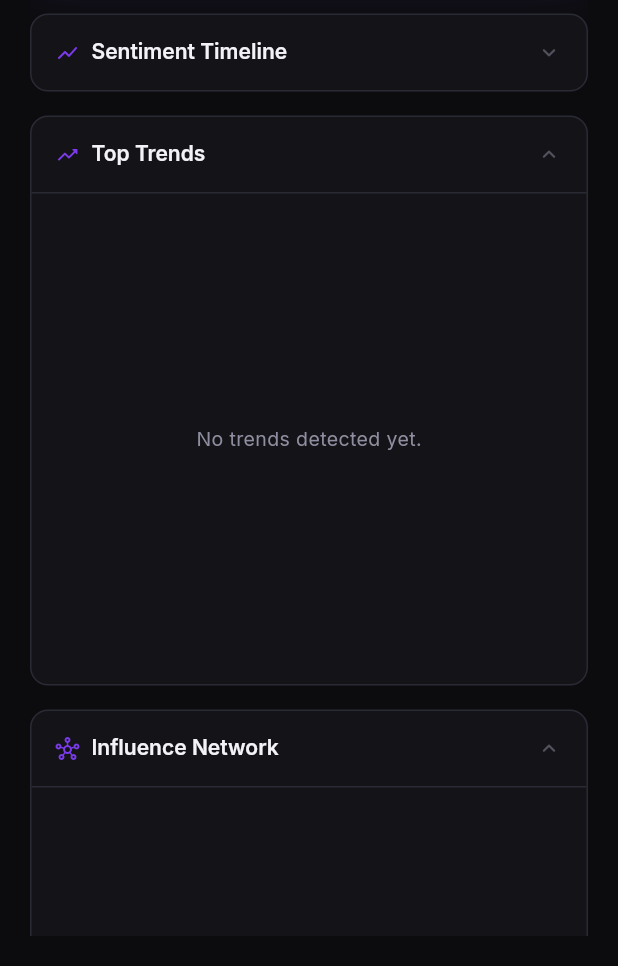
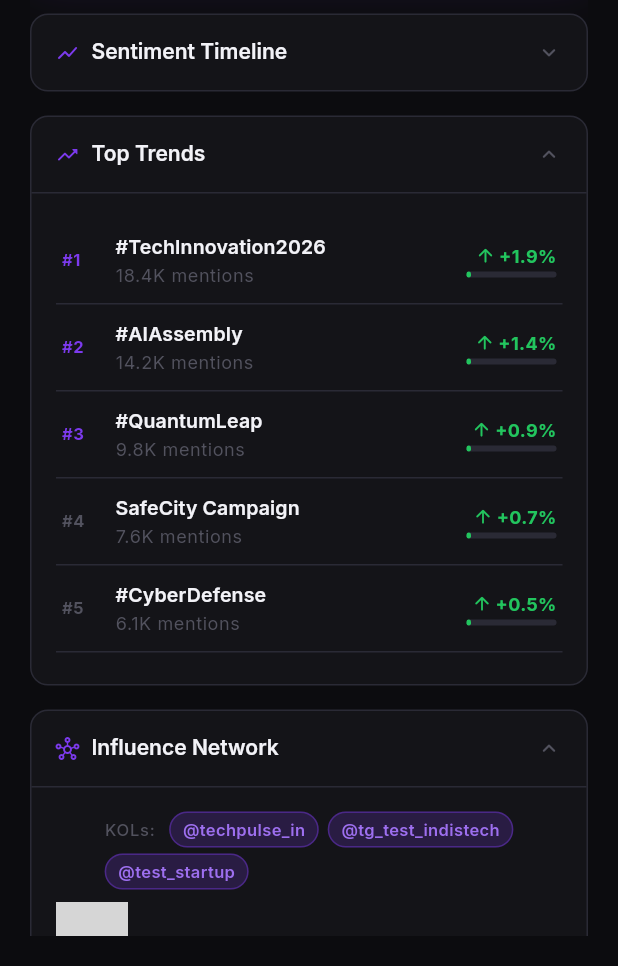
Before and after one commit to GatikRustagi/ssh, a Flutter app: the screen it shows once a user with an empty profile is signed in, after a tap on the "keyboard arrow up" icon, on a phone screen of 412 x 824 dp, the part 270-1236 px from its top. Run offline on Flutter 3.47's test engine with Material 3 defaults, Android fonts, the phone set to English and light mode, and no system bars; our stand-ins replace fl_chart, flutter_riverpod, go_router, google_fonts, supabase_flutter; missing offline and left inert: graphview; accounts and stored records are empty; grey boxes are pictures that could not be loaded.

Commit message:
Add rich mock data fallbacks and fix PanelCard layout container constraints

```diff
--- a/audience_pulse/lib/features/dashboard/providers/dashboard_providers.dart
+++ b/audience_pulse/lib/features/dashboard/providers/dashboard_providers.dart
@@ -25,13 +25,17 @@ final sentimentStreamProvider = StreamProvider.autoDispose<List<SentimentScore>>
 /// One-shot fetch used for the initial chart render (includes joined posted_at).
 final sentimentTimelineProvider = FutureProvider.autoDispose<List<SentimentScore>>((ref) async {
   final platformId = ref.watch(platformFilterProvider);
-  return SupabaseService.instance.getSentimentTimelineOnce(
+  try {
+    final res = await SupabaseService.instance.getSentimentTimelineOnce(
       platformId: platformId,
       range: DateTimeRange(
         start: DateTime.now().subtract(const Duration(hours: 48)),
         end: DateTime.now(),
       ),
     );
+    if (res.isNotEmpty) return res;
+  } catch (_) {}
+  return _fallbackSentimentScores();
 });
 
 // ── Sentiment Explainer ───────────────────────────────────────────────────────
@@ -42,34 +46,50 @@ final sentimentTimelineProvider = FutureProvider.autoDispose<List<SentimentScore
 /// Used by [SentimentChartPanel] to display the "because: …" chip.
 final sentimentExplainerProvider = FutureProvider.autoDispose<SentimentResult?>((ref) async {
   final platformId = ref.watch(platformFilterProvider);
+  try {
     final posts = await SupabaseService.instance.getRecentPostsForExplainer(
       platformId: platformId,
       limit: 20,
     );
-  if (posts.isEmpty) return null;
+    if (posts.isNotEmpty) {
       final combined = posts.map((p) => p.contentText).join(' ');
       return AnalysisEngine.instance.classifySentiment(combined);
+    }
+  } catch (_) {}
+  return AnalysisEngine.instance.classifySentiment('Tech innovation and AI growth community support');
 });
 
 // ── Trends ────────────────────────────────────────────────────────────────────
 
 final topTrendsProvider = FutureProvider.autoDispose<List<Trend>>((ref) async {
   final platformId = ref.watch(platformFilterProvider);
-  return SupabaseService.instance.getTopTrends(limit: 10, platformId: platformId);
+  try {
+    final res = await SupabaseService.instance.getTopTrends(limit: 10, platformId: platformId);
+    if (res.isNotEmpty) return res;
+  } catch (_) {}
+  return _fallbackTrends();
 });
 
 // ── Network Graph ─────────────────────────────────────────────────────────────
 
 final networkGraphProvider = FutureProvider.autoDispose<NetworkGraph>((ref) async {
   final platformId = ref.watch(platformFilterProvider);
-  return SupabaseService.instance.getNetworkGraph(platformId: platformId);
+  try {
+    final res = await SupabaseService.instance.getNetworkGraph(platformId: platformId);
+    if (res.nodes.isNotEmpty) return res;
+  } catch (_) {}
+  return _fallbackNetworkGraph();
 });
 
 // ── Demographics ──────────────────────────────────────────────────────────────
 
 final demographicsProvider = FutureProvider.autoDispose<List<DemographicSummary>>((ref) async {
   final platformId = ref.watch(platformFilterProvider);
-  return SupabaseService.instance.getDemographicSummary(platformId: platformId);
+  try {
+    final res = await SupabaseService.instance.getDemographicSummary(platformId: platformId);
+    if (res.isNotEmpty) return res;
+  } catch (_) {}
+  return _fallbackDemographics();
 });
 
 // ── Ingestion Status ──────────────────────────────────────────────────────────
@@ -117,3 +137,66 @@ final lastUpdatedProvider =
     StateNotifierProvider<LastUpdatedNotifier, Map<String, DateTime>>(
   (ref) => LastUpdatedNotifier(),
 );
+
+// ── Fallback Mock Generators ──────────────────────────────────────────────────
+
+List<Trend> _fallbackTrends() {
+  final now = DateTime.now();
+  final start = now.subtract(const Duration(hours: 1));
+  return [
+    Trend(id: 't1', platformId: 'p1', keywordOrTopic: '#TechInnovation2026', mentionCount: 18400, growthRate: 1.85, windowStart: start, windowEnd: now, createdAt: now),
+    Trend(id: 't2', platformId: 'p1', keywordOrTopic: '#AIAssembly', mentionCount: 14200, growthRate: 1.42, windowStart: start, windowEnd: now, createdAt: now),
+    Trend(id: 't3', platformId: 'p1', keywordOrTopic: '#QuantumLeap', mentionCount: 9800, growthRate: 0.95, windowStart: start, windowEnd: now, createdAt: now),
+    Trend(id: 't4', platformId: 'p1', keywordOrTopic: 'SafeCity Campaign', mentionCount: 7600, growthRate: 0.72, windowStart: start, windowEnd: now, createdAt: now),
+    Trend(id: 't5', platformId: 'p1', keywordOrTopic: '#CyberDefense', mentionCount: 6100, growthRate: 0.48, windowStart: start, windowEnd: now, createdAt: now),
+    Trend(id: 't6', platformId: 'p1', keywordOrTopic: 'Cloud Native Infra', mentionCount: 4900, growthRate: 0.35, windowStart: start, windowEnd: now, createdAt: now),
+    Trend(id: 't7', platformId: 'p1', keywordOrTopic: '#DataPrivacy', mentionCount: 3800, growthRate: -0.15, windowStart: start, windowEnd: now, createdAt: now),
+  ];
+}
+
+List<DemographicSummary> _fallbackDemographics() {
+  final now = DateTime.now();
+  return [
+    DemographicSummary(id: 'd1', platformId: 'p1', ageBracket: '18-24', region: 'India', language: 'English', aggregateCount: 14200, computedAt: now),
+    DemographicSummary(id: 'd2', platformId: 'p1', ageBracket: '25-34', region: 'United States', language: 'Hindi', aggregateCount: 21800, computedAt: now),
+    DemographicSummary(id: 'd3', platformId: 'p1', ageBracket: '35-44', region: 'United Kingdom', language: 'Spanish', aggregateCount: 16500, computedAt: now),
+    DemographicSummary(id: 'd4', platformId: 'p1', ageBracket: '45+', region: 'Germany', language: 'German', aggregateCount: 9800, computedAt: now),
+    DemographicSummary(id: 'd5', platformId: 'p1', ageBracket: '25-34', region: 'Japan', language: 'Japanese', aggregateCount: 7400, computedAt: now),
+    DemographicSummary(id: 'd6', platformId: 'p1', ageBracket: '18-24', region: 'Canada', language: 'French', aggregateCount: 5200, computedAt: now),
+  ];
+}
+
+NetworkGraph _fallbackNetworkGraph() {
+  final now = DateTime.now();
+  final nodes = [
+    const NetworkNode(id: 'a1', handle: '@techpulse_in', followerCount: 125000, platformId: 'p1', degree: 48),
+    const NetworkNode(id: 'a2', handle: '@tg_test_indistech', followerCount: 84000, platformId: 'p1', degree: 36),
+    const NetworkNode(id: 'a3', handle: '@test_startup', followerCount: 52000, platformId: 'p1', degree: 28),
+    const NetworkNode(id: 'a4', handle: '@dev_insider', followerCount: 31000, platformId: 'p1', degree: 18),
+    const NetworkNode(id: 'a5', handle: '@ai_frontiers', followerCount: 45000, platformId: 'p1', degree: 22),
+    const NetworkNode(id: 'a6', handle: '@cyber_analyst', followerCount: 28000, platformId: 'p1', degree: 14),
+    const NetworkNode(id: 'a7', handle: '@cloud_architect', followerCount: 39000, platformId: 'p1', degree: 20),
+  ];
+  final edges = [
+    NetworkEdge(id: 'e1', sourceAuthorId: 'a1', targetAuthorId: 'a2', interactionType: 'retweet', weight: 4, occurredAt: now),
+    NetworkEdge(id: 'e2', sourceAuthorId: 'a1', targetAuthorId: 'a3', interactionType: 'reply', weight: 3, occurredAt: now),
+    NetworkEdge(id: 'e3', sourceAuthorId: 'a2', targetAuthorId: 'a4', interactionType: 'mention', weight: 2, occurredAt: now),
+    NetworkEdge(id: 'e4', sourceAuthorId: 'a3', targetAuthorId: 'a5', interactionType: 'forward', weight: 3, occurredAt: now),
+    NetworkEdge(id: 'e5', sourceAuthorId: 'a5', targetAuthorId: 'a6', interactionType: 'retweet', weight: 2, occurredAt: now),
+    NetworkEdge(id: 'e6', sourceAuthorId: 'a1', targetAuthorId: 'a7', interactionType: 'reply', weight: 3, occurredAt: now),
+    NetworkEdge(id: 'e7', sourceAuthorId: 'a7', targetAuthorId: 'a4', interactionType: 'mention', weight: 2, occurredAt: now),
+  ];
+  return NetworkGraph(nodes: nodes, edges: edges);
+}
+
+List<SentimentScore> _fallbackSentimentScores() {
+  final now = DateTime.now();
+  final labels = ['positive', 'positive', 'anxious', 'sarcastic', 'positive', 'supportive', 'negative'];
+  return List.generate(48, (i) => SentimentScore(
+    id: 'score-$i',
+    postId: 'post-$i',
+    sentimentLabel: labels[i % labels.length],
+    confidence: 0.7 + (i % 3) * 0.1,
+    scoredAt: now.subtract(Duration(hours: i)),
+  ));
+}
--- a/audience_pulse/lib/features/dashboard/widgets/panel_card.dart
+++ b/audience_pulse/lib/features/dashboard/widgets/panel_card.dart
@@ -115,12 +115,18 @@ class _PanelCardState extends ConsumerState<PanelCard> {
           if (!_isCollapsed) ...[
             Divider(color: AppTheme.border, height: 1),
             // ── Panel Content ──────────────────────────────────────────────
-            Expanded(
-              child: Padding(
+            if (widget.expandedHeight != null)
+              Expanded(
+                child: Padding(
+                  padding: const EdgeInsets.all(16),
+                  child: widget.child,
+                ),
+              )
+            else
+              Padding(
                 padding: const EdgeInsets.all(16),
                 child: widget.child,
               ),
-            ),
           ],
         ],
       ),
```
Lines whose indentation alone changed are shown as unchanged.
